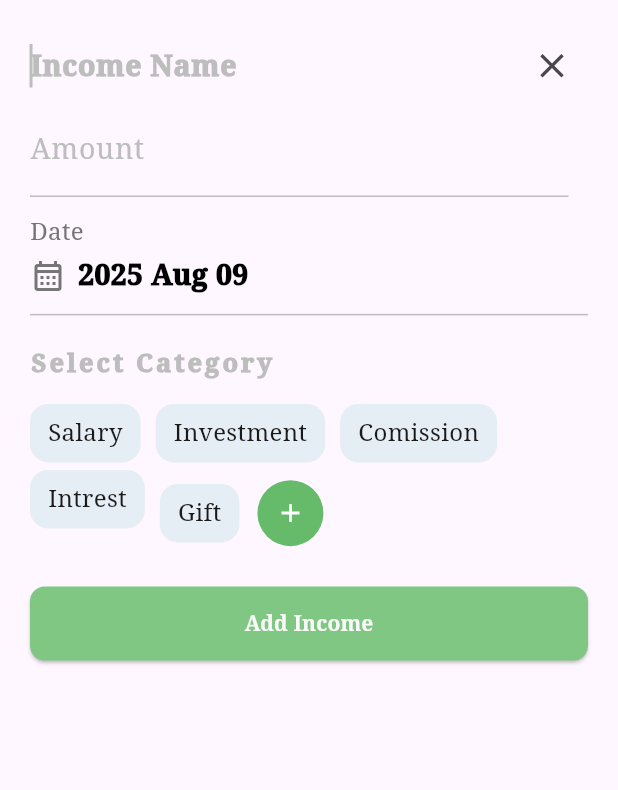
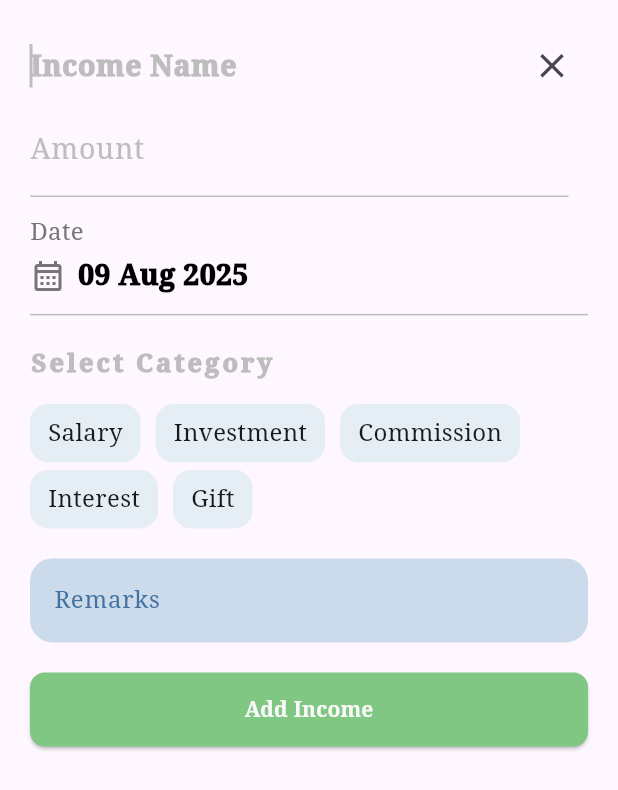
Before and after one commit to SUMANKC7/CapstoneProject-BachatSathi-ExpenseTracker-, a Flutter app: the AddTransactionBottomsheet widget shown alone on an empty page, opened directly, on a phone screen of 412 x 824 dp. Shown: the top 790 px of the screen. Run offline on Flutter 3.47's test engine with Material 3 defaults, Android fonts, the light colour scheme and no system bars; our stand-ins replace cloud_firestore, firebase_auth, firebase_core, google_sign_in; accounts and stored records are empty.

Commit message:
some changes in provider

```diff
--- a/lib/features/transactions/model/transaction_model.dart
+++ b/lib/features/transactions/model/transaction_model.dart
@@ -1,11 +1,13 @@
+import 'package:cloud_firestore/cloud_firestore.dart';
+
 class TransactionModel {
+  final String id;
   final String title;
-  final String amount;
+  final double amount;
   final String category;
-  final DateTime? date;
+  final DateTime date;
   final String remarks;
-  final bool expense;
-  final String id;
+  final bool expense; // true = expense, false = income
 
   TransactionModel({
     required this.id,
@@ -18,46 +20,45 @@ class TransactionModel {
   });
 
   Map<String, dynamic> toMap() {
-    final result = <String, dynamic>{};
-    result.addAll({"title": title});
-    result.addAll({'amount': amount});
-    result.addAll({'category': category});
-    result.addAll({'date': date});
-    result.addAll({'remarks': remarks});
-    result.addAll({'expense': expense});
-
-    return result;
+    return {
+      "title": title,
+      "amount": amount,
+      "category": category,
+      "date": Timestamp.fromDate(date),
+      "remarks": remarks,
+      "expense": expense,
+    };
   }
 
   factory TransactionModel.fromMap(Map<String, dynamic> map, String id) {
     return TransactionModel(
       id: id,
       title: map["title"] ?? "",
-      amount: map['amount'] ?? '',
-      category: map['category'] ?? '',
-      date: map["date"] ?? "",
-      remarks: map['remarks'] ?? '',
-      expense: map['expense'] ?? false,
+      amount: (map["amount"] as num?)?.toDouble() ?? 0.0,
+      category: map["category"] ?? "",
+      date: (map["date"] as Timestamp?)?.toDate() ?? DateTime.now(),
+      remarks: map["remarks"] ?? "",
+      expense: map["expense"] ?? false,
     );
   }
 
   TransactionModel copyWith({
+    String? id,
     String? title,
-    String? amount,
+    double? amount,
     String? category,
     DateTime? date,
     String? remarks,
     bool? expense,
-    String? id,
   }) {
     return TransactionModel(
+      id: id ?? this.id,
       title: title ?? this.title,
       amount: amount ?? this.amount,
       category: category ?? this.category,
       date: date ?? this.date,
       remarks: remarks ?? this.remarks,
       expense: expense ?? this.expense,
-      id: id ?? this.id,
     );
   }
 }
--- a/lib/features/transactions/provider/transaction_data_provider.dart
+++ b/lib/features/transactions/provider/transaction_data_provider.dart
@@ -3,71 +3,59 @@ import 'dart:developer';
 import 'package:cloud_firestore/cloud_firestore.dart';
 import 'package:expensetrack/features/transactions/model/transaction_model.dart';
 import 'package:flutter/material.dart';
+import 'package:flutter/widgets.dart';
 import 'package:intl/intl.dart';
 
 class TransactionDataProvider extends ChangeNotifier {
   final CollectionReference _firebaseFirestore = FirebaseFirestore.instance
       .collection("Transactions");
 
-  TransactionDataProvider();
-
   List<TransactionModel> _transactions = [];
   final _titleController = TextEditingController();
   final _amountController = TextEditingController();
   final _descriptionController = TextEditingController();
-  bool _income = false;
+
+  bool _isExpense = true;
   DateTime _selectedDate = DateTime.now();
-  String _expenseselectedcategory = "categories";
-  String _incomeselectedcategory = "categories";
-  String get formattedDate => DateFormat("yyyy MMM dd").format(_selectedDate);
+  String _selectedCategory = "categories";
 
-  DateTime get selectedDate => _selectedDate;
   List<TransactionModel> get transactions => _transactions;
   TextEditingController get titleController => _titleController;
   TextEditingController get amountController => _amountController;
   TextEditingController get descriptionController => _descriptionController;
+  DateTime get selectedDate => _selectedDate;
+  String get selectedCategory => _selectedCategory;
+  bool get isExpense => _isExpense;
 
-  // String get formattedDate => DateFormat("yyyy/MM/dd").format(_currentdate);
-  bool get income => _income;
-
-  final List<String> _expensecategories = [
+  final List<String> expenseCategories = [
     "Food",
     "Clothes",
     "Game",
     "Rent",
     "Entertainment",
   ];
-  final List<String> _incomecategories = [
+  final List<String> incomeCategories = [
     "Salary",
     "Investment",
-    "Comission",
-    "Intrest",
+    "Commission",
+    "Interest",
     "Gift",
   ];
 
-  List<String> get expensecategories => _expensecategories;
-  List<String> get incomecategories => _incomecategories;
-  String get expenseselectedcategory => _expenseselectedcategory;
-  String get incomeselectedcategory => _incomeselectedcategory;
-
-  void selectexpenseCategory(value) {
-    _expenseselectedcategory = value;
+  void setCategory(String value) {
+    _selectedCategory = value;
     notifyListeners();
   }
 
-  void selectincomeCategory(value) {
-    _incomeselectedcategory = value;
-    notifyListeners();
-  }
-
-  void isIncome(bool value) {
-    _income = value;
+  void setTransactionType(bool expense) {
+    _isExpense = expense;
     notifyListeners();
   }
 
   Future<void> pickDate(BuildContext context) async {
-    final DateTime? picked = await showDatePicker(
+    final picked = await showDatePicker(
       context: context,
+      initialDate: _selectedDate,
       firstDate: DateTime(2000),
       lastDate: DateTime(2060),
     );
@@ -78,63 +66,51 @@ class TransactionDataProvider extends ChangeNotifier {
     }
   }
 
+  String get formattedDate {
+    // If you want to show a placeholder when no date is chosen
+    if (_selectedDate == null) {
+      return "Select Date";
+    }
+    return DateFormat('dd MMM yyyy').format(_selectedDate);
+  }
+
   Future<void> addTransaction() async {
     try {
       final transactionData = TransactionModel(
-        amount: _amountController.text,
-        category: _expenseselectedcategory,
+        id: "",
+        title: _titleController.text,
+        amount: double.tryParse(_amountController.text) ?? 0.0,
+        category: _selectedCategory,
         date: _selectedDate,
         remarks: _descriptionController.text,
-        expense: _income,
-        title: _titleController.text,
-        id: "",
+        expense: _isExpense,
       );
 
       final docRef = await _firebaseFirestore.add(transactionData.toMap());
 
-      //For creation of updated model with id
-      final updatedTransaction = transactionData.copyWith(id: docRef.id);
-      _transactions.add(updatedTransaction);
+      _transactions.add(transactionData.copyWith(id: docRef.id));
 
       _titleController.clear();
       _amountController.clear();
       _descriptionController.clear();
-      log(transactionData.amount);
+      _selectedCategory = "categories";
+
       notifyListeners();
     } catch (e) {
-      log("some error occurred $e");
+      log("Error adding transaction: $e");
     }
   }
 
-  Future<TransactionModel> getSingleTransaction(String transactionId) async {
-    try {
-      final doc = await _firebaseFirestore.doc(transactionId).get();
-      if (doc.exists) {
-        return TransactionModel.fromMap(
-          doc.data() as Map<String, dynamic>,
-          doc.id,
-        );
-      }
-      throw Exception('Transaction not found');
-    } catch (e) {
-      log("Error fetching transaction: $e");
-      rethrow;
-    }
-  }
-
-  Future<void> getTransactions() async {
-    try {
-      final snapshot = await _firebaseFirestore.get();
+  void listenToTransactions() {
+    _firebaseFirestore.snapshots().listen((snapshot) {
       _transactions = snapshot.docs.map((doc) {
         return TransactionModel.fromMap(
           doc.data() as Map<String, dynamic>,
           doc.id,
         );
       }).toList();
-    } catch (e) {
-      log("Error $e");
-    }
-    notifyListeners();
+      notifyListeners();
+    });
   }
 
   @override
--- a/lib/features/transactions/widgets/add_dates.dart
+++ b/lib/features/transactions/widgets/add_dates.dart
@@ -7,15 +7,14 @@ class AddDates extends StatelessWidget {
 
   @override
   Widget build(BuildContext context) {
-    final addTransactionProvider = Provider.of<TransactionDataProvider>(
-      context,
-    );
+    return Consumer<TransactionDataProvider>(
+      builder: (context, provider, _) {
         return GestureDetector(
           onTap: () {
-        addTransactionProvider.pickDate(context);
+            provider.pickDate(context);
           },
           child: Container(
-        padding: EdgeInsets.symmetric(vertical: 12),
+            padding: const EdgeInsets.symmetric(vertical: 12),
             decoration: BoxDecoration(
               border: Border(
                 bottom: BorderSide(color: Colors.grey.shade400, width: 1),
@@ -29,7 +28,9 @@ class AddDates extends StatelessWidget {
                   "Date",
                   style: TextStyle(fontSize: 16, color: Colors.grey.shade600),
                 ),
-            SizedBox(height: 4), // Small spacing between label and value
+                const SizedBox(
+                  height: 4,
+                ), // Small spacing between label and value
                 // Date Row (Icon + Selected Date)
                 Row(
                   children: [
@@ -37,15 +38,13 @@ class AddDates extends StatelessWidget {
                       Icons.calendar_month_outlined,
                       color: Colors.grey.shade600,
                     ),
-                SizedBox(width: 8),
+                    const SizedBox(width: 8),
                     Text(
-                  addTransactionProvider.formattedDate,
-                  style: TextStyle(
+                      provider.formattedDate,
+                      style: const TextStyle(
                         fontSize: 19,
                         fontWeight: FontWeight.w900,
-                    color: addTransactionProvider.selectedDate == "Date"
-                        ? Colors.grey.shade400
-                        : Colors.black,
+                        color: Colors.black,
                       ),
                     ),
                   ],
@@ -54,5 +53,7 @@ class AddDates extends StatelessWidget {
             ),
           ),
         );
+      },
+    );
   }
 }
--- a/lib/features/transactions/widgets/add_transaction_bottomsheet.dart
+++ b/lib/features/transactions/widgets/add_transaction_bottomsheet.dart
@@ -6,7 +6,7 @@ import 'package:provider/provider.dart';
 
 class AddTransactionBottomsheet extends StatelessWidget {
   final String transactionName;
-  final int itemkey;
+  final int itemkey; // 0 = income, 1 = expense
 
   const AddTransactionBottomsheet({
     super.key,
@@ -16,27 +16,29 @@ class AddTransactionBottomsheet extends StatelessWidget {
 
   @override
   Widget build(BuildContext context) {
-    final TextEditingController amountController = TextEditingController();
-    final addTransactionProvider = Provider.of<TransactionDataProvider>(
-      context,
-      listen: false,
-    );
-    int currentkey = itemkey;
+    final provider = Provider.of<TransactionDataProvider>(context);
+
+    // Set transaction type based on itemkey
+    provider.setTransactionType(itemkey == 1); // true = expense, false = income
 
     return Padding(
       padding: const EdgeInsets.symmetric(horizontal: 20),
+      child: SingleChildScrollView(
         child: Column(
           crossAxisAlignment: CrossAxisAlignment.start,
           mainAxisSize: MainAxisSize.min,
           children: [
-          SizedBox(height: 20),
+            const SizedBox(height: 20),
+
+            // Title field
             Row(
               children: [
                 Expanded(
                   child: TextFormField(
+                    controller: provider.titleController,
                     autofocus: true,
                     maxLines: 1,
-                  style: TextStyle(
+                    style: const TextStyle(
                       fontSize: 19,
                       fontWeight: FontWeight.w900,
                       color: Colors.black,
@@ -55,19 +57,21 @@ class AddTransactionBottomsheet extends StatelessWidget {
                   ),
                 ),
                 IconButton(
-                onPressed: () {
-                  Navigator.pop(context);
-                },
-                icon: Icon(Icons.close, size: 27),
+                  onPressed: () => Navigator.pop(context),
+                  icon: const Icon(Icons.close, size: 27),
                 ),
               ],
             ),
 
-          InputData(amountcontroller: amountController),
+            // Amount input
+            InputData(amountcontroller: provider.amountController),
+
+            // Date picker
             AddDates(),
 
-          SizedBox(height: 20),
+            const SizedBox(height: 20),
 
+            // Category selection title
             Text(
               "Select Category",
               style: TextStyle(
@@ -78,78 +82,74 @@ class AddTransactionBottomsheet extends StatelessWidget {
               ),
             ),
 
-          SizedBox(height: 15),
+            const SizedBox(height: 15),
 
+            // Category chips
             Wrap(
               spacing: 10,
               runSpacing: 5,
               children: List.generate(
-              currentkey == 0
-                  ? addTransactionProvider.incomecategories.length
-                  : addTransactionProvider.expensecategories.length,
+                itemkey == 0
+                    ? provider.incomeCategories.length
+                    : provider.expenseCategories.length,
                 (index) {
-                return IntrinsicWidth(
-                  child: Row(
-                    children: [
-                      Container(
-                        padding: EdgeInsets.symmetric(
+                  final category = itemkey == 0
+                      ? provider.incomeCategories[index]
+                      : provider.expenseCategories[index];
+
+                  final isSelected = provider.selectedCategory == category;
+
+                  return GestureDetector(
+                    onTap: () => provider.setCategory(category),
+                    child: Container(
+                      padding: const EdgeInsets.symmetric(
                         horizontal: 12,
                         vertical: 8,
                       ),
                       decoration: BoxDecoration(
                         borderRadius: BorderRadius.circular(12),
-                          color: AppColors.filterColor,
+                        color: isSelected
+                            ? Colors.green.shade300
+                            : AppColors.filterColor,
                       ),
-                        child: Center(
                       child: Text(
-                            currentkey == 0
-                                ? addTransactionProvider.incomecategories[index]
-                                : addTransactionProvider
-                                      .expensecategories[index],
+                        category,
                         style: TextStyle(
-                              color: AppColors.filterTextColor,
+                          color: isSelected
+                              ? Colors.white
+                              : AppColors.filterTextColor,
                           fontSize: 16,
                           fontWeight: FontWeight.w500,
                         ),
                       ),
                     ),
-                      ),
-
-                      if (index ==
-                          addTransactionProvider.expensecategories.length - 1)
-                        Padding(
-                          padding: EdgeInsets.only(left: 12),
-                          child: Container(
-                            height: MediaQuery.sizeOf(context).height * 0.07,
-                            padding: EdgeInsets.symmetric(
-                              horizontal: 12,
-                              vertical: 8,
-                            ),
-                            decoration: BoxDecoration(
-                              shape: BoxShape.circle,
-                              color: Colors.green.shade400,
-                            ),
-                            child: Icon(
-                              Icons.add,
-                              color: Colors.white,
-                              size: 20,
-                            ),
-                          ),
-                        ),
-                    ],
-                  ),
                   );
                 },
               ),
             ),
-          SizedBox(height: 20),
+
+            const SizedBox(height: 20),
+
+            // Remarks input
+            transactionadd(
+              mycontroller: provider.descriptionController,
+              hinttext: "Remarks",
+              keyboardtype: TextInputType.text,
+            ),
+
+            const SizedBox(height: 20),
+
+            // Add button
             ElevatedButton(
-            onPressed: () {},
+              onPressed: () {
+                provider.addTransaction();
+                Navigator.pop(context);
+              },
               style: FilledButton.styleFrom(
                 minimumSize: Size.fromHeight(
                   MediaQuery.sizeOf(context).height * 0.06,
                 ),
-              backgroundColor: currentkey == 0
+                backgroundColor: itemkey == 0
                     ? Colors.green.shade300
                     : Colors.red.shade300,
                 shape: RoundedRectangleBorder(
@@ -157,7 +157,7 @@ class AddTransactionBottomsheet extends StatelessWidget {
                 ),
               ),
               child: Text(
-              currentkey == 0 ? 'Add Income' : "Add Expense",
+                itemkey == 0 ? 'Add Income' : "Add Expense",
                 style: TextStyle(
                   fontSize: 14,
                   fontWeight: FontWeight.bold,
@@ -165,8 +165,10 @@ class AddTransactionBottomsheet extends StatelessWidget {
                 ),
               ),
             ),
-          SizedBox(height: 30),
+
+            const SizedBox(height: 30),
           ],
+        ),
       ),
     );
   }
@@ -179,11 +181,12 @@ class InputData extends StatelessWidget {
   @override
   Widget build(BuildContext context) {
     return Padding(
-      padding: EdgeInsets.only(right: 13),
+      padding: const EdgeInsets.only(right: 13),
       child: TextFormField(
+        controller: amountcontroller,
         keyboardType: TextInputType.number,
         maxLines: 1,
-        style: TextStyle(
+        style: const TextStyle(
           fontSize: 19,
           fontWeight: FontWeight.w900,
           letterSpacing: 2,
@@ -192,15 +195,12 @@ class InputData extends StatelessWidget {
           labelText: "Amount",
           labelStyle: TextStyle(color: Colors.grey.shade400, fontSize: 19),
           prefixText: "\$ ",
-          prefixIconColor: AppColors.navBarSelected,
-
           hintText: "Amount",
           hintStyle: TextStyle(
             fontSize: 19,
             fontWeight: FontWeight.w900,
             color: Colors.grey.shade400,
           ),
-
           enabledBorder: UnderlineInputBorder(
             borderSide: BorderSide(color: Colors.grey.shade400, width: 1),
           ),
@@ -216,22 +216,21 @@ class InputData extends StatelessWidget {
 
 TextFormField transactionadd({
   required TextEditingController mycontroller,
-  required hinttext,
-  required keyboardtype,
+  required String hinttext,
+  required TextInputType keyboardtype,
 }) {
   return TextFormField(
-    focusNode: FocusNode(),
     controller: mycontroller,
     keyboardType: keyboardtype,
     maxLines: null,
     decoration: InputDecoration(
       enabledBorder: OutlineInputBorder(
-        borderSide: BorderSide(color: Colors.transparent),
+        borderSide: const BorderSide(color: Colors.transparent),
         borderRadius: BorderRadius.circular(15),
       ),
       focusedBorder: OutlineInputBorder(
         borderRadius: BorderRadius.circular(15),
-        borderSide: BorderSide(color: Colors.transparent),
+        borderSide: const BorderSide(color: Colors.transparent),
       ),
       filled: true,
       fillColor: AppColors.summaryBorder,
```
Also changed, not shown: lib/features/transactions/widgets/switch_transaction_widget.dart (+19 -11 lines). Lines whose indentation alone changed are shown as unchanged.
